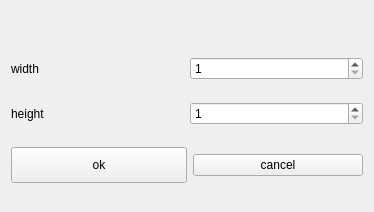
dependon/simple-image-filter, file src/scaledialog.ui: the form before one commit.
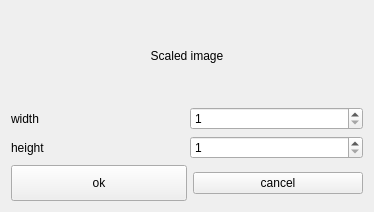
The form after the commit. Custom widgets are drawn as their Qt base class.

```diff
--- a/src/scaledialog.ui
+++ b/src/scaledialog.ui
@@ -87,20 +87,14 @@
     </layout>
    </item>
    <item row="0" column="0">
-    <spacer name="verticalSpacer">
-     <property name="orientation">
-      <enum>Qt::Vertical</enum>
+    <widget class="QLabel" name="label_3">
+     <property name="text">
+      <string>Scaled image</string>
      </property>
-     <property name="sizeType">
-      <enum>QSizePolicy::Fixed</enum>
+     <property name="alignment">
+      <set>Qt::AlignCenter</set>
      </property>
-     <property name="sizeHint" stdset="0">
-      <size>
-       <width>20</width>
-       <height>30</height>
-      </size>
-     </property>
-    </spacer>
+    </widget>
    </item>
   </layout>
  </widget>
```
Left out of the diff: 44 changed lines with no effect on the pictures.
